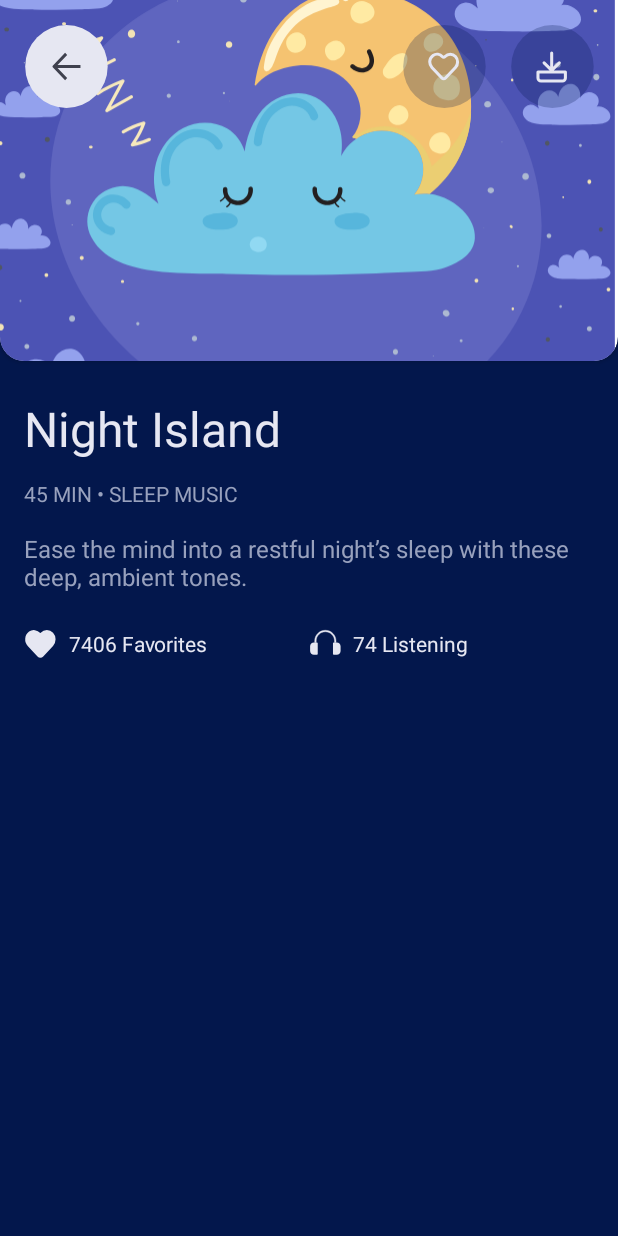
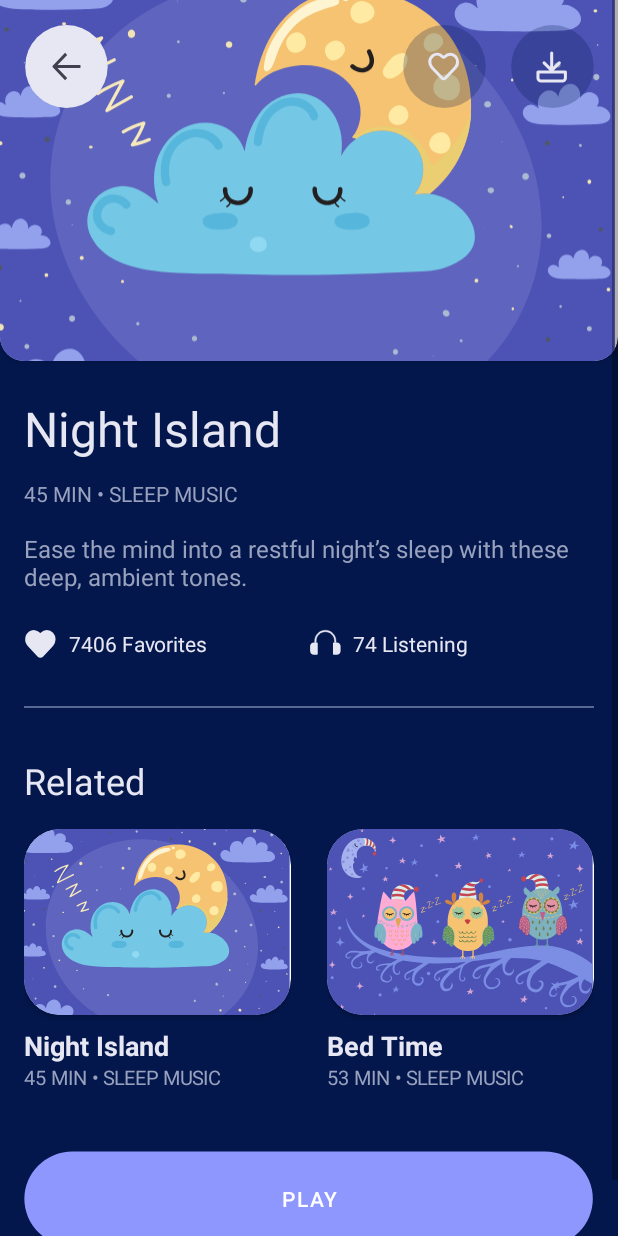
Before and after one commit to DmitryAvanesov/sleep, an Android app: the screen it shows after launch (TrackActivity), after a tap on "Night Island", on a phone screen of 412 x 824 dp. Run offline under Robolectric (Android 15) with nearby library versions, the phone set to English and light mode, and no system bars.

Commit message:
Finished the track page layout

```diff
--- a/app/src/main/java/com/example/sleep/category/CategoryActivity.kt
+++ b/app/src/main/java/com/example/sleep/category/CategoryActivity.kt
@@ -34,7 +34,13 @@ class CategoryActivity : AppCompatActivity() {
     }
 
     private fun setListFragment() {
-        val fragment = intent.extras?.let { ListFragment.newInstance(it.getInt("id")) } as Fragment
+        val fragment =
+            intent.extras?.let {
+                ListFragment.newInstance(
+                    categoryId = it.getInt("id"),
+                    limit = 0
+                )
+            } as Fragment
         supportFragmentManager.beginTransaction()
             .replace(R.id.category_list_container, fragment)
             .commit()
--- a/app/src/main/java/com/example/sleep/list/ListActivity.kt
+++ b/app/src/main/java/com/example/sleep/list/ListActivity.kt
@@ -13,7 +13,7 @@ class ListActivity : AppCompatActivity(R.layout.activity_list) {
     }
 
     private fun setListFragment() {
-        val fragment = ListFragment.newInstance(0)
+        val fragment = ListFragment.newInstance(categoryId = 0, limit = 0)
         supportFragmentManager.beginTransaction()
             .replace(R.id.list_container, fragment)
             .commit()
--- a/app/src/main/java/com/example/sleep/list/ListFragment.kt
+++ b/app/src/main/java/com/example/sleep/list/ListFragment.kt
@@ -24,9 +24,10 @@ class ListFragment : Fragment() {
 
     companion object {
         @JvmStatic
-        fun newInstance(categoryId: Int) = ListFragment().apply {
+        fun newInstance(categoryId: Int, limit: Int) = ListFragment().apply {
             arguments = Bundle().apply {
                 putInt("categoryId", categoryId)
+                putInt("limit", limit)
             }
         }
     }
@@ -58,15 +59,20 @@ class ListFragment : Fragment() {
             { tracks ->
                 tableLayout.removeAllViews()
                 var tableRow = TableRow(requireContext())
+
                 val categoryId = arguments?.getInt("categoryId")
+                val limit = arguments?.getInt("limit")
+
                 val tracksFilteredByCategory = if (categoryId != 0) tracks.filter { track ->
                     track.categories.contains(categoryId)
                 } else tracks
+                val tracksFilteredByCategoryAndLimit =
+                    if (limit != null && limit != 0) tracksFilteredByCategory.take(limit) else tracksFilteredByCategory
 
-                for ((index, track) in tracksFilteredByCategory.withIndex()) {
-                    val categoryName = categories.find { category ->
+                for ((index, track) in tracksFilteredByCategoryAndLimit.withIndex()) {
+                    val trackCategory = categories.find { category ->
                         category.id != 1 && track.categories.contains(category.id)
-                    }?.name?.uppercase()
+                    }
 
                     if (categoryId == 0 || track.categories.contains(categoryId)) {
                         val leftCard = index % 2 == 0
@@ -95,9 +101,10 @@ class ListFragment : Fragment() {
                             intent.putExtra("name", track.name)
                             intent.putExtra("description", track.description)
                             intent.putExtra("minutes", track.minutes)
-                            intent.putExtra("categoryName", categoryName)
+                            intent.putExtra("categoryName", trackCategory?.name?.uppercase())
                             intent.putExtra("favorites", track.favorites)
                             intent.putExtra("listening", track.listening)
+                            intent.putExtra("categoryId", trackCategory?.id)
                             startActivity(intent)
                         }
                         rowLinearLayout.addView(itemLinearLayout)
@@ -139,7 +146,7 @@ class ListFragment : Fragment() {
                         infoTextView.text = getString(
                             R.string.track_info,
                             track.minutes,
-                            categoryName
+                            trackCategory?.name?.uppercase()
                         )
                         infoTextView.setTextColor(
                             ContextCompat.getColor(
--- a/app/src/main/java/com/example/sleep/track/TrackActivity.kt
+++ b/app/src/main/java/com/example/sleep/track/TrackActivity.kt
@@ -8,12 +8,14 @@ import android.widget.TextView
 import androidx.appcompat.app.AppCompatActivity
 import com.example.sleep.R
 import com.example.sleep.list.ListActivity
+import com.example.sleep.list.ListFragment
 
 class TrackActivity : AppCompatActivity() {
     override fun onCreate(savedInstanceState: Bundle?) {
         super.onCreate(savedInstanceState)
         setContentView(R.layout.activity_track)
         handleExtras()
+        setListFragment()
         handleBackButtonClick()
     }
 
@@ -26,21 +28,32 @@ class TrackActivity : AppCompatActivity() {
             )
         )
 
-        findViewById<TextView>(R.id.track_name).text = intent.extras?.get("name") as CharSequence
+        findViewById<TextView>(R.id.track_name).text = intent.extras?.getCharSequence("name")
         findViewById<TextView>(R.id.track_info).text = getString(
             R.string.track_info,
-            intent.extras?.get("minutes") as Int,
+            intent.extras?.getInt("minutes"),
             intent.extras?.get("categoryName")
         )
-        findViewById<TextView>(R.id.track_description).text = intent.extras?.get("description") as CharSequence
+        findViewById<TextView>(R.id.track_description).text =
+            intent.extras?.getCharSequence("description")
         findViewById<TextView>(R.id.track_favorites_label).text = getString(
             R.string.track_favorites,
-            intent.extras?.get("favorites") as Int,
+            intent.extras?.getInt("favorites"),
         )
         findViewById<TextView>(R.id.track_listening_label).text = getString(
             R.string.track_listening,
-            intent.extras?.get("listening") as Int,
+            intent.extras?.getInt("listening"),
         )
+    }
+
+    private fun setListFragment() {
+        val fragment = ListFragment.newInstance(
+            categoryId = intent.extras?.getInt("categoryId") ?: 0,
+            limit = 2
+        )
+        supportFragmentManager.beginTransaction()
+            .replace(R.id.track_related_list_container, fragment)
+            .commit()
     }
 
     private fun handleBackButtonClick() {
--- /dev/null
+++ b/app/src/main/res/drawable/ic_track_play_button_background.xml
@@ -0,0 +1,9 @@
+<vector xmlns:android="http://schemas.android.com/apk/res/android"
+    android:width="375dp"
+    android:height="64dp"
+    android:viewportWidth="375"
+    android:viewportHeight="64">
+  <path
+      android:pathData="M31.73,0.388L342.73,0.388A31.5,31.5 0,0 1,374.23 31.888L374.23,31.888A31.5,31.5 0,0 1,342.73 63.388L31.73,63.388A31.5,31.5 0,0 1,0.23 31.888L0.23,31.888A31.5,31.5 0,0 1,31.73 0.388z"
+      android:fillColor="#8E97FD"/>
+</vector>
--- a/app/src/main/res/layout/activity_track.xml
+++ b/app/src/main/res/layout/activity_track.xml
@@ -1,12 +1,21 @@
 <?xml version="1.0" encoding="utf-8"?>
-<androidx.constraintlayout.widget.ConstraintLayout xmlns:android="http://schemas.android.com/apk/res/android"
+
+
+<ScrollView xmlns:android="http://schemas.android.com/apk/res/android"
     xmlns:app="http://schemas.android.com/apk/res-auto"
-    xmlns:tools="http://schemas.android.com/tools"
     android:id="@+id/activity_track"
     android:layout_width="match_parent"
     android:layout_height="match_parent"
-    android:background="@color/dark_blue"
-    tools:context=".track.TrackActivity">
+    app:layout_constraintBottom_toBottomOf="parent"
+    app:layout_constraintEnd_toEndOf="parent"
+    app:layout_constraintStart_toStartOf="parent"
+    app:layout_constraintTop_toTopOf="parent">
+
+    <androidx.constraintlayout.widget.ConstraintLayout
+        android:id="@+id/track_layout"
+        android:layout_width="match_parent"
+        android:layout_height="wrap_content"
+        android:background="@color/dark_blue">
 
         <androidx.cardview.widget.CardView
             android:id="@+id/track_card"
@@ -68,6 +77,7 @@
         </androidx.cardview.widget.CardView>
 
         <LinearLayout
+            android:id="@+id/track_data_layout"
             android:layout_width="match_parent"
             android:layout_height="0dp"
             android:layout_marginStart="16dp"
@@ -154,4 +164,60 @@
             </LinearLayout>
 
         </LinearLayout>
+
+        <View
+            android:id="@+id/track_divider_view"
+            android:layout_width="0dp"
+            android:layout_height="1dp"
+            android:layout_marginStart="16dp"
+            android:layout_marginTop="32dp"
+            android:layout_marginEnd="16dp"
+            android:background="@color/pale_pink"
+            app:layout_constraintEnd_toEndOf="parent"
+            app:layout_constraintStart_toStartOf="parent"
+            app:layout_constraintTop_toBottomOf="@+id/track_data_layout" />
+
+        <LinearLayout
+            android:id="@+id/track_related_layout"
+            android:layout_width="match_parent"
+            android:layout_height="0dp"
+            android:layout_marginTop="32dp"
+            android:orientation="vertical"
+            app:layout_constraintEnd_toEndOf="parent"
+            app:layout_constraintStart_toStartOf="parent"
+            app:layout_constraintTop_toBottomOf="@+id/track_divider_view">
+
+            <TextView
+                android:id="@+id/track_related_label"
+                android:layout_width="match_parent"
+                android:layout_height="wrap_content"
+                android:layout_marginStart="16dp"
+                android:layout_marginBottom="16dp"
+                android:text="@string/track_related"
+                android:textColor="@color/light_pink"
+                android:textSize="24sp" />
+
+            <androidx.fragment.app.FragmentContainerView
+                android:id="@+id/track_related_list_container"
+                android:name="com.example.sleep.list.ListFragment"
+                android:layout_width="match_parent"
+                android:layout_height="wrap_content" />
+        </LinearLayout>
+
+        <Button
+            android:id="@+id/track_play_button"
+            android:layout_width="0dp"
+            android:layout_height="wrap_content"
+            android:layout_marginStart="16dp"
+            android:layout_marginTop="24dp"
+            android:layout_marginEnd="16dp"
+            android:layout_marginBottom="32dp"
+            android:background="@drawable/ic_track_play_button_background"
+            android:text="@string/track_play"
+            app:backgroundTint="@null"
+            app:layout_constraintBottom_toBottomOf="parent"
+            app:layout_constraintEnd_toEndOf="parent"
+            app:layout_constraintStart_toStartOf="parent"
+            app:layout_constraintTop_toBottomOf="@+id/track_related_layout" />
     </androidx.constraintlayout.widget.ConstraintLayout>
+</ScrollView>
--- a/app/src/main/res/layout/fragment_list.xml
+++ b/app/src/main/res/layout/fragment_list.xml
@@ -7,7 +7,6 @@
     android:layout_height="match_parent"
     android:paddingLeft="16dp"
     android:paddingRight="16dp"
-    android:paddingBottom="0dp"
     tools:context=".list.ListFragment">
 
     <TableLayout
--- a/app/src/main/res/values/strings.xml
+++ b/app/src/main/res/values/strings.xml
@@ -14,4 +14,6 @@
     <string name="category_title">%1$s Music</string>
     <string name="track_favorites">%1$d Favorites</string>
     <string name="track_listening">%1$d Listening</string>
+    <string name="track_related">Related</string>
+    <string name="track_play">PLAY</string>
 </resources>
```
Lines whose indentation alone changed are shown as unchanged.
